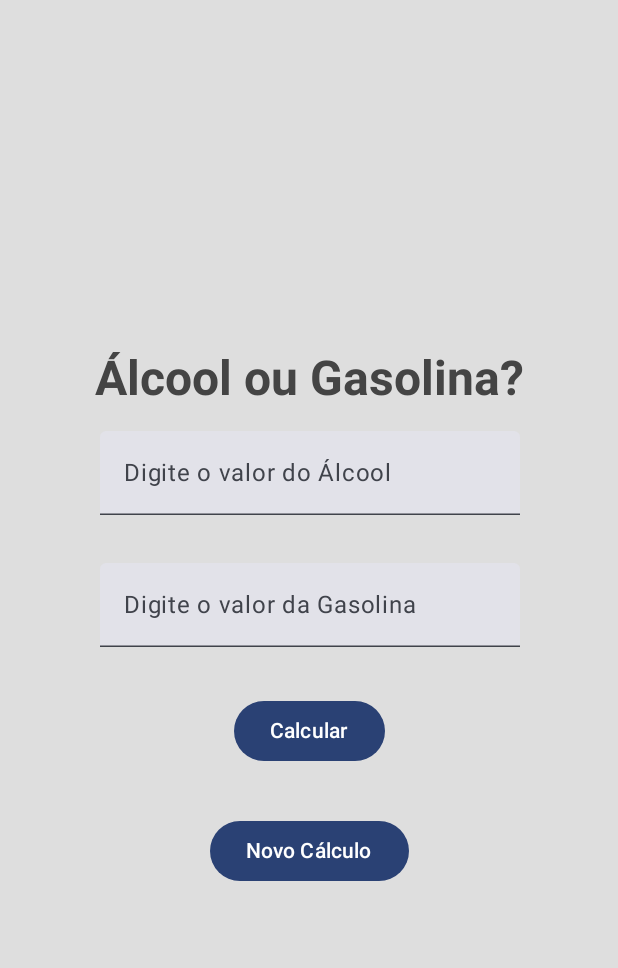
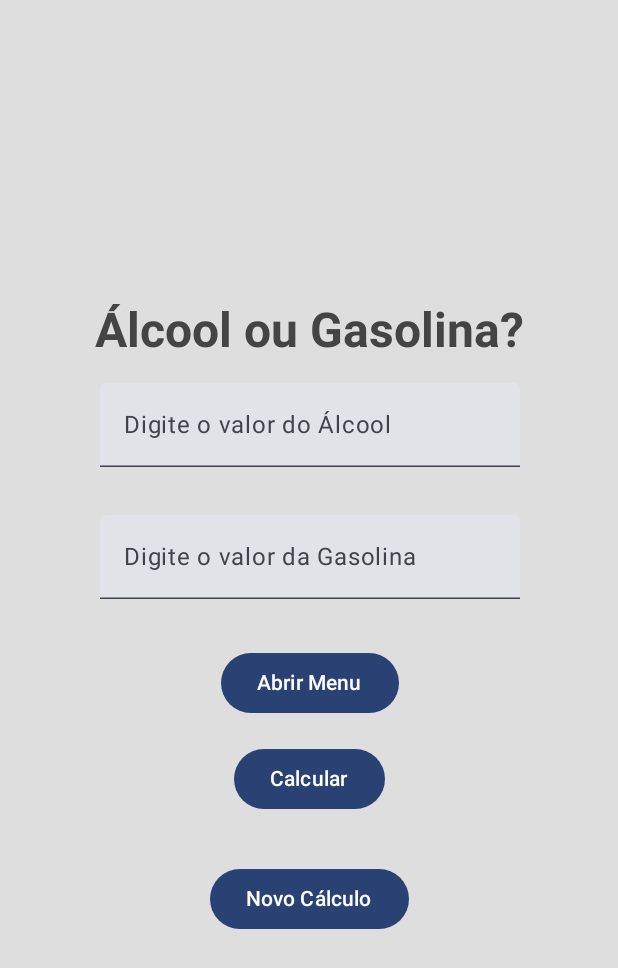
Before and after one commit to wgermanoribeiro/Alcool-ou-Gasolina, an Android app built with Jetpack Compose: the screen it shows after launch (MainActivity), on a phone screen of 412 x 824 dp. Shown: the top 968 px of the screen. Run offline under Robolectric (Android 15) with nearby library versions, the phone set to English and light mode, and no system bars.

Commit message:
- Criado um menu lateral com button para adicionar novas informações, - Implementações de dependencias no arquivo build.gradle.kts:     implementation("androidx.compose.material3:material3:1.1.0-alpha08")     implementation("androidx.compose.material3:material3:1.1.0-alpha11").

```diff
--- a/app/build.gradle.kts
+++ b/app/build.gradle.kts
@@ -60,6 +60,8 @@ dependencies {
     implementation(libs.androidx.ui.tooling.preview)
     implementation(libs.androidx.material3)
 	implementation(libs.androidx.room.ktx)
+    implementation("androidx.compose.material3:material3:1.1.0-alpha08")
+    implementation("androidx.compose.material3:material3:1.1.0-alpha11")
 	testImplementation(libs.junit)
     androidTestImplementation(libs.androidx.junit)
     androidTestImplementation(libs.androidx.espresso.core)
--- /dev/null
+++ b/app/src/main/java/br/com/germanoribeiro/alcoolougasolina/AppDrawer.kt
@@ -0,0 +1,95 @@
+package br.com.germanoribeiro.alcoolougasolina
+
+import androidx.compose.foundation.clickable
+import androidx.compose.foundation.layout.Column
+import androidx.compose.foundation.layout.Row
+import androidx.compose.foundation.layout.Spacer
+import androidx.compose.foundation.layout.fillMaxSize
+import androidx.compose.foundation.layout.fillMaxWidth
+import androidx.compose.foundation.layout.height
+import androidx.compose.foundation.layout.padding
+import androidx.compose.foundation.layout.width
+import androidx.compose.material.icons.Icons
+import androidx.compose.material.icons.filled.Home
+import androidx.compose.material.icons.filled.Info
+import androidx.compose.material.icons.filled.Settings
+import androidx.compose.material3.ExperimentalMaterial3Api
+import androidx.compose.material3.Icon
+import androidx.compose.material3.MaterialTheme
+import androidx.compose.material3.ModalDrawerSheet
+import androidx.compose.material3.Text
+import androidx.compose.runtime.Composable
+import androidx.compose.ui.Alignment
+import androidx.compose.ui.Modifier
+import androidx.compose.ui.graphics.vector.ImageVector
+import androidx.compose.ui.unit.dp
+
+// Dados para os itens do menu
+data class MenuItem(
+	val title: String, val icon: ImageVector,
+	val contentDescription: String,
+	val onClick: () -> Unit
+)
+
+@OptIn(ExperimentalMaterial3Api::class)
+@Composable
+fun AppDrawer(
+	onItemClick: (MenuItem) -> Unit
+) {
+	// Itens do menu
+	val menuItems = listOf(
+		MenuItem(
+			title = "Home",
+			icon = Icons.Default.Home,
+			contentDescription = "Tela inicial",
+			onClick = { /* Ação para a tela inicial */ }
+		),
+		MenuItem(
+			title = "Configurações",
+			icon = Icons.Default.Settings,
+			contentDescription = "Tela de configurações",
+			onClick = { /* Ação para a tela de configurações */ }
+		),
+		MenuItem(
+			title = "Sobre",
+			icon = Icons.Default.Info,
+			contentDescription = "Tela sobre o aplicativo",
+			onClick = { /* Ação para a tela sobre */ }
+		)
+	)
+
+	// DrawerContent
+	ModalDrawerSheet {
+		Column(
+			modifier = Modifier
+				.fillMaxSize()
+				.padding(16.dp),
+			horizontalAlignment = Alignment.CenterHorizontally
+		) {
+			// Cabeçalho do menu (opcional)
+			Text(
+				text = "Menu Lateral",
+				style = MaterialTheme.typography.headlineMedium
+			)
+			Spacer(modifier = Modifier.height(16.dp))
+
+			// Itens do menu
+			menuItems.forEach { item ->
+				Row(
+					modifier = Modifier
+						.fillMaxWidth()
+						.clickable { onItemClick(item) }
+						.padding(8.dp),
+					verticalAlignment = Alignment.CenterVertically
+				) {
+					Icon(
+						imageVector = item.icon,
+						contentDescription = item.contentDescription
+					)
+					Spacer(modifier = Modifier.width(16.dp))
+					Text(text = item.title)
+				}
+			}
+		}
+	}
+}
--- a/app/src/main/java/br/com/germanoribeiro/alcoolougasolina/MainActivity.kt
+++ b/app/src/main/java/br/com/germanoribeiro/alcoolougasolina/MainActivity.kt
@@ -11,13 +11,17 @@ import androidx.compose.foundation.layout.fillMaxSize
 import androidx.compose.foundation.text.KeyboardActions
 import androidx.compose.foundation.text.KeyboardOptions
 import androidx.compose.material3.Button
+import androidx.compose.material3.DrawerValue
+import androidx.compose.material3.ExperimentalMaterial3Api
 import androidx.compose.material3.MaterialTheme
+import androidx.compose.material3.ModalNavigationDrawer
 import androidx.compose.material3.SnackbarDuration
 import androidx.compose.material3.SnackbarHost
 import androidx.compose.material3.SnackbarHostState
 import androidx.compose.material3.Surface
 import androidx.compose.material3.Text
 import androidx.compose.material3.TextField
+import androidx.compose.material3.rememberDrawerState
 import androidx.compose.runtime.Composable
 import androidx.compose.runtime.LaunchedEffect
 import androidx.compose.runtime.getValue
@@ -27,20 +31,17 @@ import androidx.compose.runtime.rememberCoroutineScope
 import androidx.compose.runtime.setValue
 import androidx.compose.ui.Alignment
 import androidx.compose.ui.Modifier
-import androidx.compose.ui.focus.FocusRequester
-import androidx.compose.ui.focus.focusRequester
 import androidx.compose.ui.graphics.Color
 import androidx.compose.ui.platform.LocalFocusManager
+import androidx.compose.ui.text.TextRange
 import androidx.compose.ui.text.TextStyle
 import androidx.compose.ui.text.font.FontWeight
+import androidx.compose.ui.text.input.ImeAction
 import androidx.compose.ui.text.input.KeyboardType
+import androidx.compose.ui.text.input.TextFieldValue
 import androidx.compose.ui.tooling.preview.Preview
 import androidx.compose.ui.unit.dp
 import androidx.compose.ui.unit.sp
-import androidx.compose.ui.platform.LocalFocusManager
-import androidx.compose.ui.text.TextRange
-import androidx.compose.ui.text.input.ImeAction
-import androidx.compose.ui.text.input.TextFieldValue
 import br.com.germanoribeiro.alcoolougasolina.ui.theme.AlcoolOuGasolinaTheme
 import kotlinx.coroutines.launch
 
@@ -60,6 +61,7 @@ class MainActivity : ComponentActivity() {
 	}
 }
 
+@OptIn(ExperimentalMaterial3Api::class)
 @Composable
 fun App() {
 
@@ -72,6 +74,8 @@ fun App() {
 	val focusManager = LocalFocusManager.current
 	val snackbarHostState = remember { SnackbarHostState() }
 	val scope = rememberCoroutineScope()
+	val drawerState = rememberDrawerState(initialValue = DrawerValue.Closed)
+
 
 	fun formatarValor(valor: String): String {
 		val numeros = valor.filter { it.isDigit() }.take(3) // Filtra apenas números e limita a 3
@@ -83,6 +87,29 @@ fun App() {
 		}
 	}
 
+	ModalNavigationDrawer(
+		drawerState = drawerState,
+		drawerContent = {
+			AppDrawer { menuItem ->
+				// Lógica para lidar com o clique no item do menu
+				when (menuItem.title) {
+					"Home" -> { /* Ação para a tela inicial */ }
+					"Configurações" -> { /* Ação para a tela de configurações */ }
+					"Sobre" -> { /* Ação para a tela sobre */ }
+				}
+				// Fecha o menu após o clique
+				scope.launch { drawerState.close() }
+			}
+		},
+
+		content = {
+
+			Button(onClick = {
+				scope.launch { drawerState.open() }
+			}) {
+				Text("Abrir Menu")
+			}
+
 			Column(
 				Modifier
 					.background(color = Color(222, 222, 222, 255))
@@ -90,6 +117,7 @@ fun App() {
 				verticalArrangement = Arrangement.Center,
 				horizontalAlignment = Alignment.CenterHorizontally
 			) {
+
 				Column(
 					verticalArrangement = Arrangement.spacedBy(16.dp),
 					horizontalAlignment = Alignment.CenterHorizontally
@@ -220,6 +248,12 @@ fun App() {
 //			}
 
 					Button(onClick = {
+						scope.launch { drawerState.open() }
+					}) {
+						Text("Abrir Menu")
+					}
+
+					Button(onClick = {
 						try {
 							if (valorAlcool.text.isNotBlank() && valorGasolina.text.isNotBlank()) {
 								val valorAlcoolFormatado = valorAlcool.text.replace(",", ".").toDouble()
@@ -254,8 +288,13 @@ fun App() {
 						Text("Novo Cálculo")
 					}
 
+
+
 				}
 			}
+		}
+
+	)
 }
 
 @Preview
```
Lines whose indentation alone changed are shown as unchanged.
